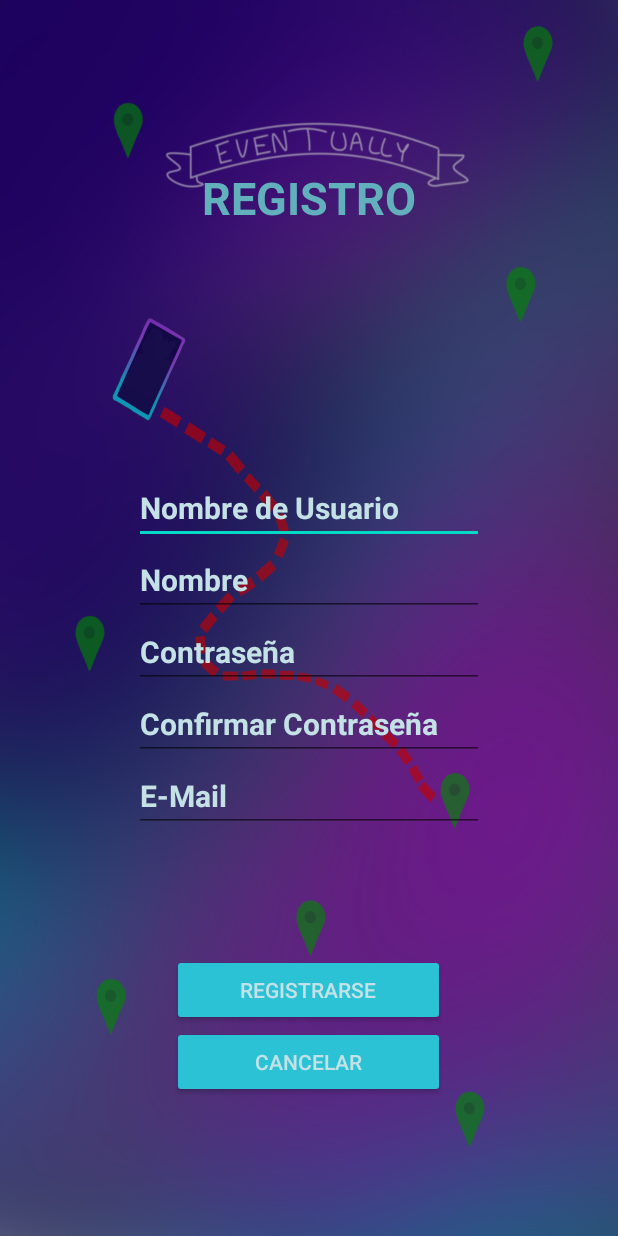
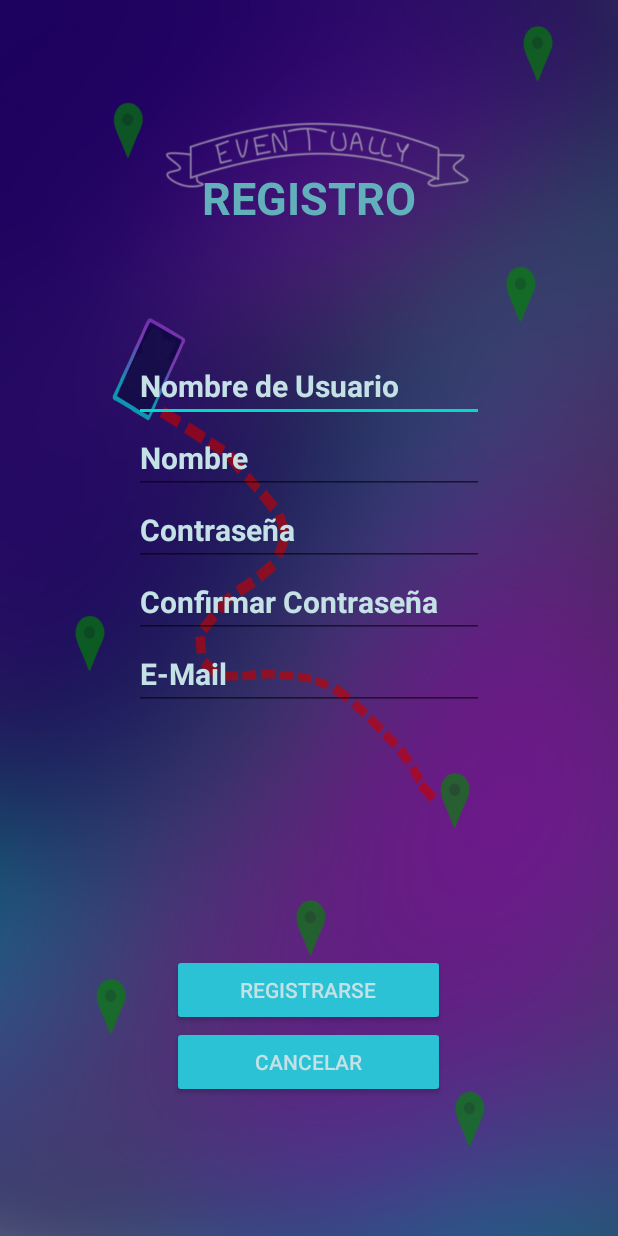
Before and after one commit to Deymoslor/Eventually_v2.1, an Android app: the registro_Usuarios screen opened directly, with no data from a screen before it, on a phone screen of 412 x 824 dp. Run offline under Robolectric (Android 15) with nearby library versions, the phone set to English and light mode, and no system bars; Roboto replaces fonts that are not available here.

Commit message:
Prueba 2 trabajo conjunto.
Prueba realmente 3 pero bueno, 2. . .

```diff
--- a/app/src/main/res/layout/activity_registro__usuarios.xml
+++ b/app/src/main/res/layout/activity_registro__usuarios.xml
@@ -27,7 +27,7 @@
         android:layout_height="wrap_content"
         android:layout_weight="2"
         android:layout_gravity="center"
-        android:gravity="center"
+        android:gravity="right"
         android:orientation="vertical">
 
         <EditText
```
